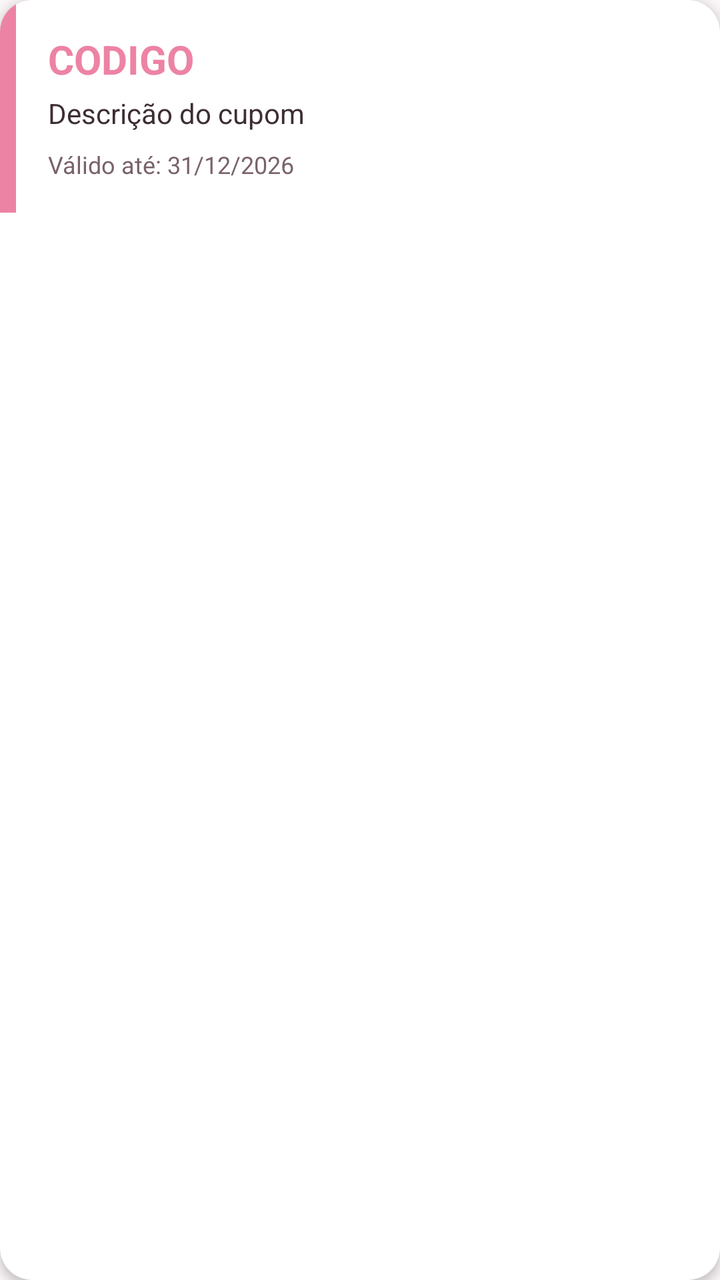
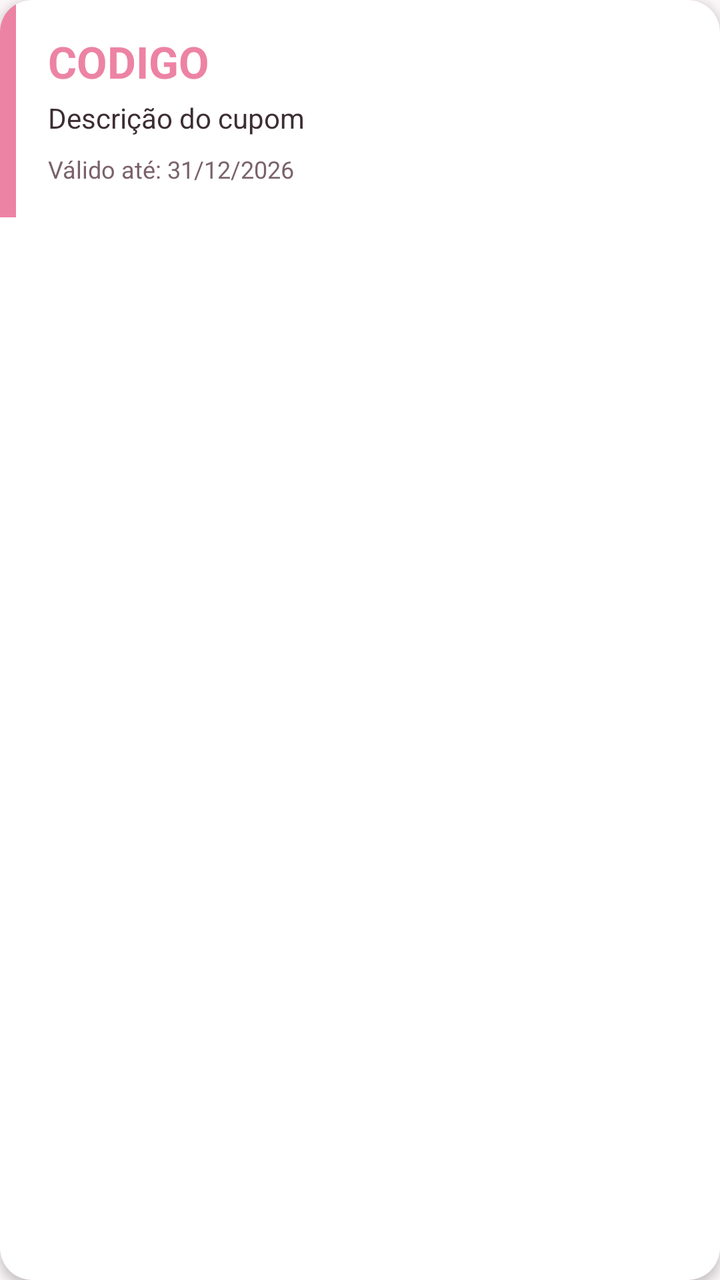

An Android layout rendered at two revisions. The XML below is the earlier revision; the diff shows what the commit changed to produce the second picture.
<!-- AndroidManifest.xml: application theme Theme.ArthurBaby -->
<!-- res/layout/item_cupom.xml -->
<?xml version="1.0" encoding="utf-8"?>
<androidx.cardview.widget.CardView xmlns:android="http://schemas.android.com/apk/res/android"
    xmlns:app="http://schemas.android.com/apk/res-auto"
    android:layout_width="match_parent"
    android:layout_height="wrap_content"
    android:layout_marginBottom="12dp"
    app:cardCornerRadius="16dp"
    app:cardElevation="3dp">

    <LinearLayout
        android:layout_width="match_parent"
        android:layout_height="wrap_content"
        android:orientation="horizontal">

        <View
            android:layout_width="8dp"
            android:layout_height="match_parent"
            android:background="@color/rosa_arthur" />

        <LinearLayout
            android:layout_width="match_parent"
            android:layout_height="wrap_content"
            android:orientation="vertical"
            android:padding="16dp">

            <TextView
                android:id="@+id/tvCodigo"
                android:layout_width="wrap_content"
                android:layout_height="wrap_content"
                android:text="CODIGO"
                android:textSize="20sp"
                android:textStyle="bold"
                android:textColor="@color/rosa_arthur" />

            <TextView
                android:id="@+id/tvDescricao"
                android:layout_width="match_parent"
                android:layout_height="wrap_content"
                android:text="Descrição do cupom"
                android:textSize="14sp"
                android:textColor="@color/texto_primario"
                android:layout_marginTop="4dp" />

            <TextView
                android:id="@+id/tvValidade"
                android:layout_width="wrap_content"
                android:layout_height="wrap_content"
                android:text="Válido até: 31/12/2026"
                android:textSize="12sp"
                android:textColor="@color/cinza_medio"
                android:layout_marginTop="8dp" />
        </LinearLayout>
    </LinearLayout>
</androidx.cardview.widget.CardView>
<!-- resources referenced by this layout -->
<resources>
  <color name="cinza_medio">#7A626B</color>
  <color name="rosa_arthur">#ED83A4</color>
  <color name="texto_primario">#3D2E34</color>
  <style name="Theme.ArthurBaby" parent="Theme.MaterialComponents.DayNight.NoActionBar">
          <item name="colorPrimary">@color/verde_arthur</item>
          <item name="colorPrimaryVariant">@color/verde_escuro</item>
          <item name="colorOnPrimary">@color/branco</item>
          <item name="colorSecondary">@color/rosa_arthur</item>
          <item name="colorSecondaryVariant">@color/rosa_escuro</item>
          <item name="colorOnSecondary">@color/branco</item>
          <item name="android:statusBarColor">@color/verde_arthur</item>
          <item name="android:windowBackground">@color/fundo_claro</item>
          <item name="android:navigationBarColor">@color/branco</item>
          <item name="colorSurface">@color/branco</item>
          <item name="colorOnSurface">@color/texto_primario</item>
  
          
          <item name="android:windowLightStatusBar">false</item>
          <item name="android:windowLightNavigationBar">true</item>
      </style>
  <color name="verde_arthur">#37B6B0</color>
  <color name="verde_escuro">#2A8F8A</color>
  <color name="branco">#FFFFFF</color>
  <color name="rosa_escuro">#D56586</color>
  <color name="fundo_claro">#FBF6F8</color>
</resources>

<!-- the commit's change to res/layout/item_cupom.xml (unified diff, before → after) -->
@@ -27,8 +27,8 @@
                 android:id="@+id/tvCodigo"
                 android:layout_width="wrap_content"
                 android:layout_height="wrap_content"
-                android:text="CODIGO"
-                android:textSize="20sp"
+                android:text="@string/codigo"
+                android:textSize="@dimen/texto_titulo"
                 android:textStyle="bold"
                 android:textColor="@color/rosa_arthur" />
 
@@ -36,8 +36,8 @@
                 android:id="@+id/tvDescricao"
                 android:layout_width="match_parent"
                 android:layout_height="wrap_content"
-                android:text="Descrição do cupom"
-                android:textSize="14sp"
+                android:text="@string/descricao_do_cupom"
+                android:textSize="@dimen/texto_corpo"
                 android:textColor="@color/texto_primario"
                 android:layout_marginTop="4dp" />
 
@@ -45,8 +45,8 @@
                 android:id="@+id/tvValidade"
                 android:layout_width="wrap_content"
                 android:layout_height="wrap_content"
-                android:text="Válido até: 31/12/2026"
-                android:textSize="12sp"
+                android:text="@string/valido_ate_31_12_2026"
+                android:textSize="@dimen/texto_pequeno"
                 android:textColor="@color/cinza_medio"
                 android:layout_marginTop="8dp" />
         </LinearLayout>
<!-- resource entries referenced after the edit -->
@@ -3,6 +3,12 @@
   <color name="cinza_medio">#7A626B</color>
   <color name="rosa_arthur">#ED83A4</color>
   <color name="texto_primario">#3D2E34</color>
+  <dimen name="texto_corpo">14sp</dimen>
+  <dimen name="texto_pequeno">12sp</dimen>
+  <dimen name="texto_titulo">22sp</dimen>
+  <string name="codigo">CODIGO</string>
+  <string name="descricao_do_cupom">Descrição do cupom</string>
+  <string name="valido_ate_31_12_2026">Válido até: 31/12/2026</string>
   <style name="Theme.ArthurBaby" parent="Theme.MaterialComponents.DayNight.NoActionBar">
           <item name="colorPrimary">@color/verde_arthur</item>
           <item name="colorPrimaryVariant">@color/verde_escuro</item>
